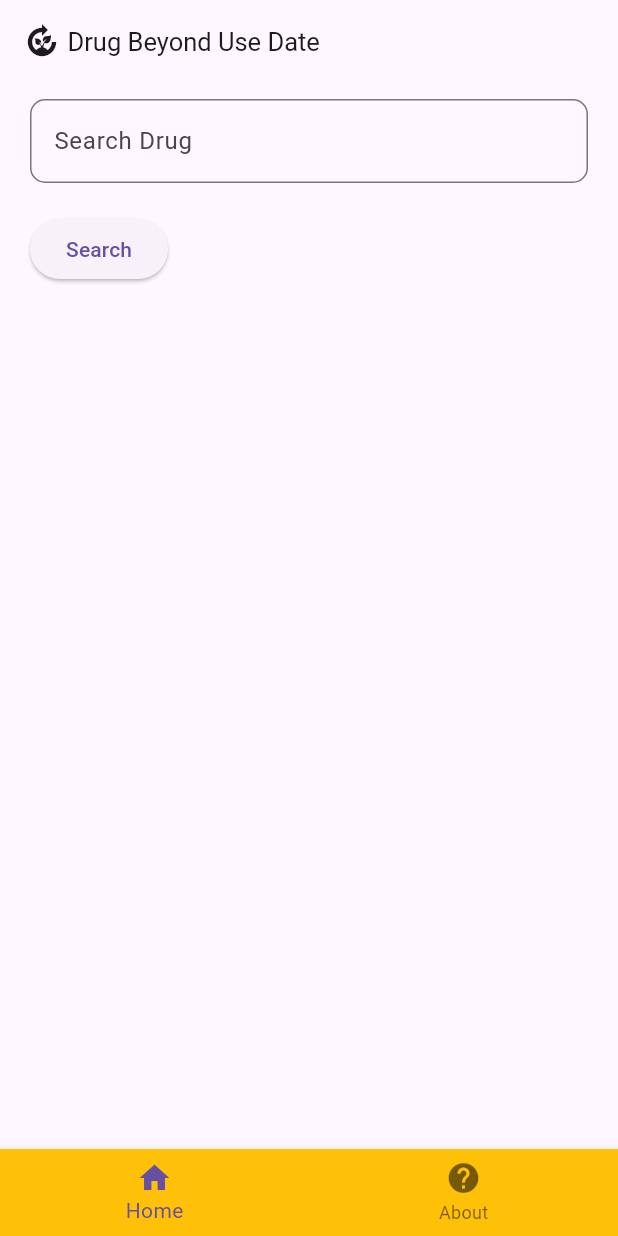
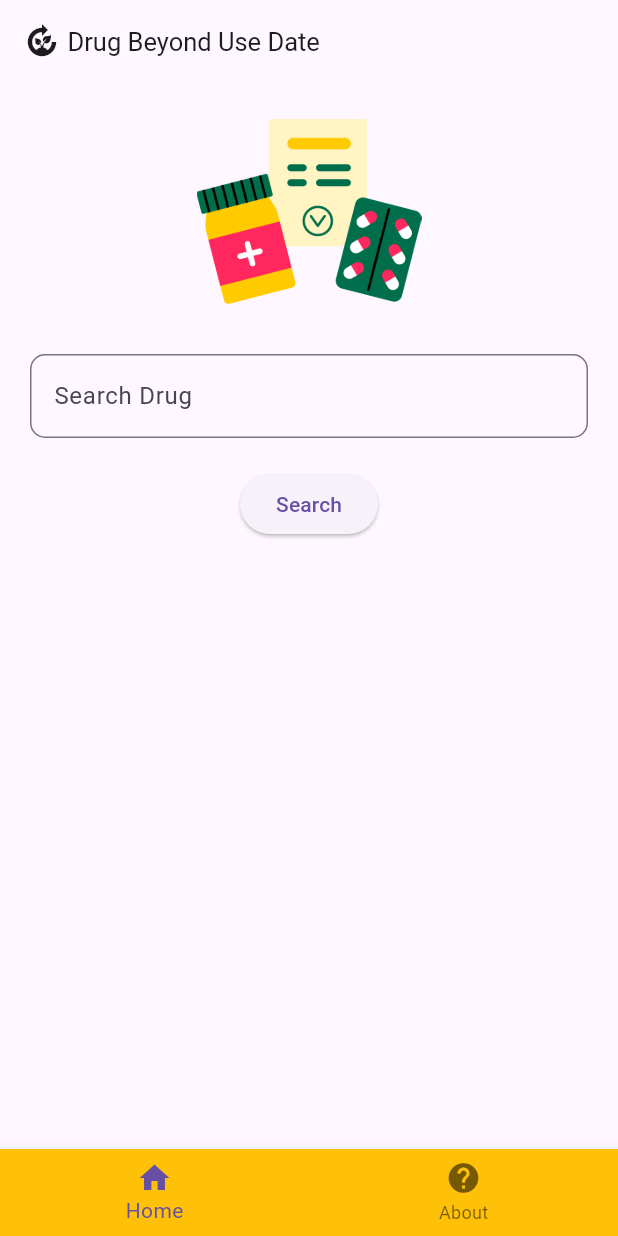
Before and after one commit to nimdasx/bud, a Flutter app: the screen it shows after launch, on a phone screen of 412 x 824 dp. Run offline on Flutter 3.47's test engine with Material 3 defaults, Android fonts, the phone set to English and light mode, and no system bars.

Commit message:
add image

```diff
--- a/lib/page_home.dart
+++ b/lib/page_home.dart
@@ -38,8 +38,14 @@ class _HomePageState extends State<HomePage> {
         ),
       ),
       body: Container(
-        margin: EdgeInsets.symmetric(vertical: 10, horizontal: 20),
-        child: Column(crossAxisAlignment: CrossAxisAlignment.start, children: [
+        padding: EdgeInsets.symmetric(vertical: 10, horizontal: 20),
+        child: ListView(children: [
+          Column(crossAxisAlignment: CrossAxisAlignment.center, children: [
+            Image(
+              image: AssetImage('assets/prescription.png'),
+              width: 150,
+            ),
+            SizedBox(height: 20),
             TextField(
               controller: _drugName,
               decoration: InputDecoration(
@@ -60,6 +66,7 @@ class _HomePageState extends State<HomePage> {
               },
               child: Text('Search'),
             ),
+          ]),
         ]),
       ),
       bottomNavigationBar: BottomNavigationBar(
--- a/pubspec.yaml
+++ b/pubspec.yaml
@@ -1,5 +1,5 @@
 name: bud
-description: A new Flutter project.
+description: Beyond Use Date Drug
 
 publish_to: 'none'
 
@@ -23,3 +23,5 @@ dev_dependencies:
 
 flutter:
   uses-material-design: true
+  assets:
+    - assets/prescription.png
```
Also changed, not shown: assets/drugs.png (added), assets/medication.png (added), assets/medicine.png (added), assets/pharmacist.png (added), assets/prescription.png (added), assets/vaccine (1).png (added), assets/vaccine.png (added). Lines whose indentation alone changed are shown as unchanged.
